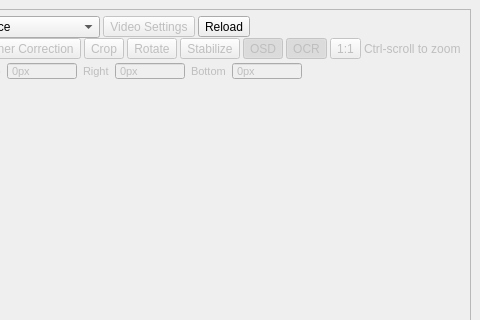
The window that mainwindow.ui (locaal-ai/scoresight) describes before a commit, drawn with Qt 5; both pictures show x 507 to 987 and y 0 to 320 of the 987 by 725 pixel window.
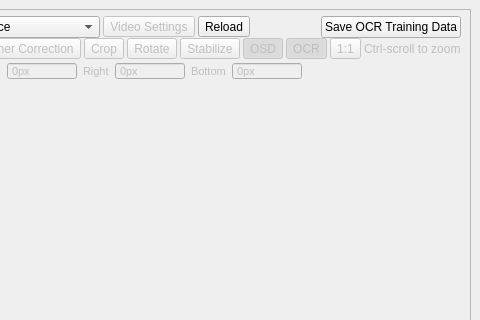
The same window after the commit.

Commit message: Refactor: Add OCR training data functionality and UI

```diff
--- a/mainwindow.ui
+++ b/mainwindow.ui
@@ -6,7 +6,7 @@
    <rect>
     <x>0</x>
     <y>0</y>
-    <width>961</width>
+    <width>901</width>
     <height>725</height>
    </rect>
   </property>
@@ -1764,6 +1764,16 @@
             </property>
            </spacer>
           </item>
+          <item>
+           <widget class="QPushButton" name="pushButton_saveOCRTrainingData">
+            <property name="text">
+             <string>Save OCR Training Data</string>
+            </property>
+            <property name="checkable">
+             <bool>true</bool>
+            </property>
+           </widget>
+          </item>
          </layout>
         </widget>
        </item>
```
Left out of the diff: 2 changed lines with no effect on the pictures. The commit also changes 8 other files.
